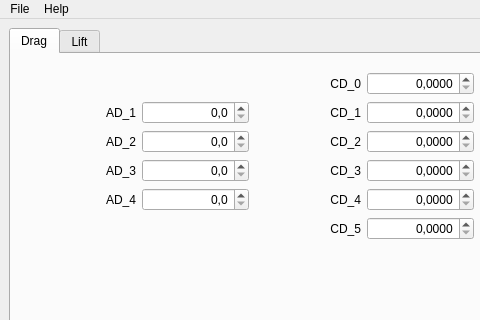
This is mscsim-aero/src/gui/MainWindow.ui in marek-cel/mscsim-tools as Qt 5 draws it before an edit; both pictures show x 0 to 480 and y 0 to 320 of the 972 by 617 pixel window. The edited form follows.
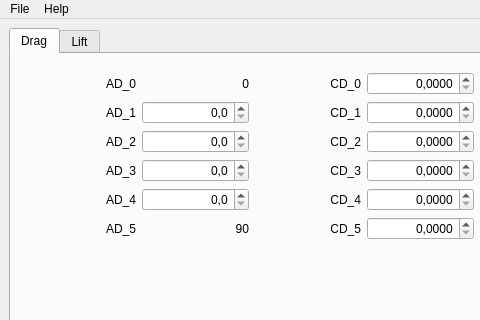
This is the edited form. Custom widgets are drawn as their Qt base class.

Patch:
```diff
--- a/mscsim-aero/src/gui/MainWindow.ui
+++ b/mscsim-aero/src/gui/MainWindow.ui
@@ -318,6 +318,46 @@
              </property>
             </spacer>
            </item>
+           <item row="1" column="1">
+            <widget class="QLabel" name="labelValAD_0">
+             <property name="text">
+              <string>0</string>
+             </property>
+             <property name="alignment">
+              <set>Qt::AlignRight|Qt::AlignTrailing|Qt::AlignVCenter</set>
+             </property>
+            </widget>
+           </item>
+           <item row="6" column="1">
+            <widget class="QLabel" name="labelValAD_5">
+             <property name="text">
+              <string>90</string>
+             </property>
+             <property name="alignment">
+              <set>Qt::AlignRight|Qt::AlignTrailing|Qt::AlignVCenter</set>
+             </property>
+            </widget>
+           </item>
+           <item row="1" column="0">
+            <widget class="QLabel" name="labelAD_0">
+             <property name="text">
+              <string>AD_0</string>
+             </property>
+             <property name="alignment">
+              <set>Qt::AlignRight|Qt::AlignTrailing|Qt::AlignVCenter</set>
+             </property>
+            </widget>
+           </item>
+           <item row="6" column="0">
+            <widget class="QLabel" name="labelAD_5">
+             <property name="text">
+              <string>AD_5</string>
+             </property>
+             <property name="alignment">
+              <set>Qt::AlignRight|Qt::AlignTrailing|Qt::AlignVCenter</set>
+             </property>
+            </widget>
+           </item>
           </layout>
          </widget>
         </item>
```
